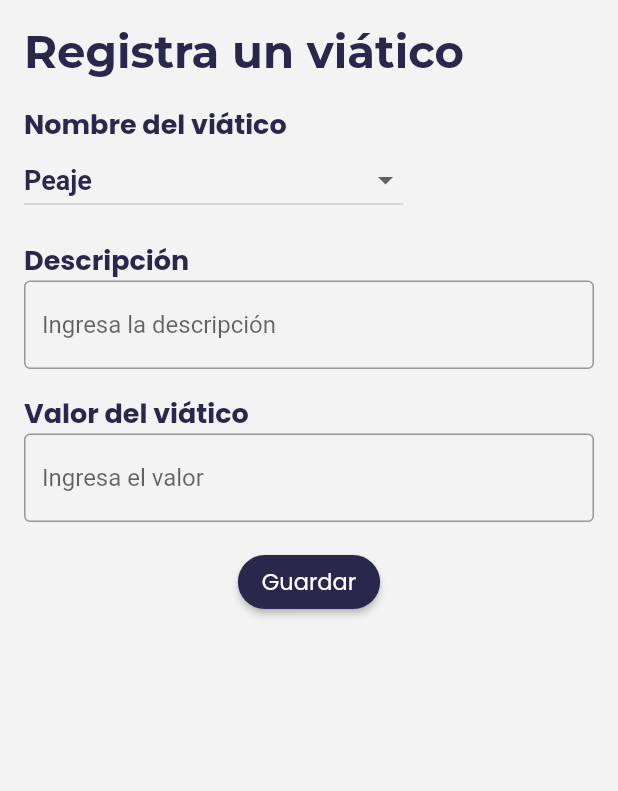
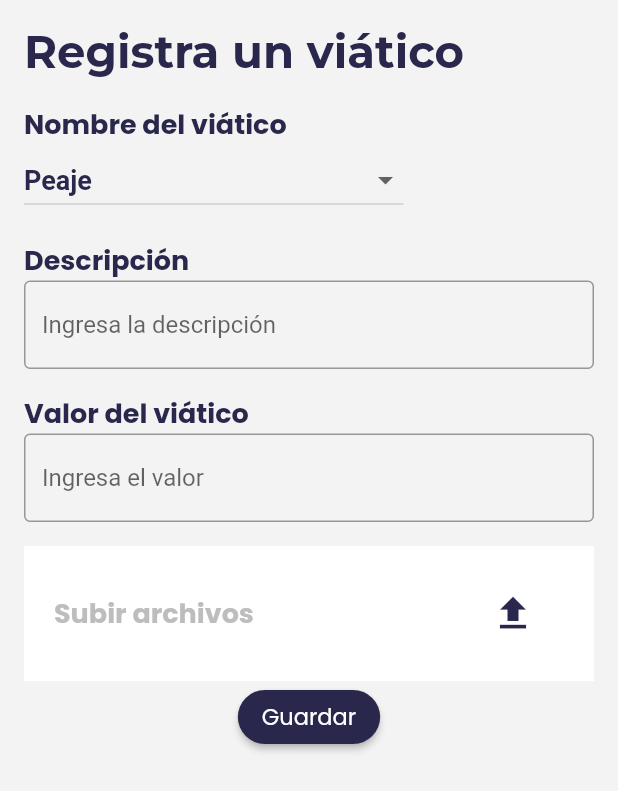
Before and after one commit to SmartCode2023/mobile_app, a Flutter app: the ViaticosScreen screen opened directly, on a phone screen of 412 x 824 dp. Shown: the top 791 px of the screen. Run offline on Flutter 3.47's test engine with Material 2 defaults, Android fonts, the phone set to English and light mode, and no system bars; our stand-ins replace file_picker, firebase_auth, firebase_core, firebase_storage, google_fonts, logger; missing offline and left inert: app_tracking_transparency, flutter_clean_calendar; accounts and stored records are empty; network calls fail.

```diff
--- a/lib/constant/strings.dart
+++ b/lib/constant/strings.dart
@@ -1,13 +1,13 @@
 class Strings{
 
 
-static String registerText= "Registrarme";
+static String registerText= "Registrar cuenta";
 
 static String loginText= "Iniciar Sesión";
 
 static String logoutText= "Cerrar sesión";
 
-static String signUpText= "Crea tu cuenta";
+static String signUpText= "Crear cuenta";
 
 static String continueText= "Continuar";
 
@@ -76,6 +76,8 @@ static String viaticosValue= "Valor del viático";
 static String viaticosSave= "Guardar";
 static String showSchedule= "Tu agenda";
 
+static String addUserTitle= "Agregar cuenta";
+
 static String validateAndRegiter = "Valida y registra inventario";
 
 static String registerTitle = "Valida y registra";
--- a/lib/ui/screens/agenda_screen.dart
+++ b/lib/ui/screens/agenda_screen.dart
@@ -79,7 +79,9 @@ class _AgendaState extends State<Agenda>{
     return Scaffold(
       appBar: AppBar(
         backgroundColor: lightGreen,
-        automaticallyImplyLeading: false,
+        iconTheme: IconThemeData(
+          color: Colors.white, // set the color of the arrow to white
+        ),
         title: Text(
           Strings.showSchedule,
           style: TextStyle( color: Colors.black,),
--- a/lib/ui/screens/info_trip_screen.dart
+++ b/lib/ui/screens/info_trip_screen.dart
@@ -103,7 +103,7 @@ class _InfoTripScreenState extends State<InfoTripScreen> {
             margin: const EdgeInsets.only(
                 top: 10
             ),
-            height: 80,
+            height: 120,
               width: screenSize.width,
             padding: const EdgeInsets.all(10),
             decoration: BoxDecoration(
--- a/lib/ui/screens/lista_inventario_screen.dart
+++ b/lib/ui/screens/lista_inventario_screen.dart
@@ -82,7 +82,9 @@ class _ListaInventarioScreenState extends State<ListaInventarioScreen> {
     return Scaffold(
       appBar: AppBar(
         backgroundColor: lightGreen,
-        automaticallyImplyLeading: false,
+        iconTheme: IconThemeData(
+          color: Colors.white, // set the color of the arrow to white
+        ),
         title: Text(Strings.viewInventory,
         style: TextStyle( color: Colors.black,),
         ),
--- a/lib/ui/screens/register_inventory_screen.dart
+++ b/lib/ui/screens/register_inventory_screen.dart
@@ -31,7 +31,9 @@ final GlobalKey<FormState> _formKey = GlobalKey();
     return Scaffold(
       appBar: AppBar(
         backgroundColor: lightGreen,
-        automaticallyImplyLeading: false,
+        iconTheme: IconThemeData(
+          color: Colors.white, // set the color of the arrow to white
+        ),
         title: Text(Strings.tranSan,
         style: TextStyle( color: Colors.black,),
         ),
--- a/lib/ui/screens/upload_file_screen.dart
+++ b/lib/ui/screens/upload_file_screen.dart
@@ -68,8 +68,8 @@ class _UploadFileScreenState extends State<UploadFileScreen> {
                   margin: const EdgeInsets.all(10),
                   child:  Text(
                     files.isEmpty
-                        ?  Strings.completeUpload
-                        : Strings.chooseFile,
+                        ?  Strings.chooseFile
+                        : Strings.completeUpload,
                     style: const TextStyle(fontSize: 16, color: Colors.black),
                   ),
                 ),
--- a/lib/ui/screens/viaticos_screen.dart
+++ b/lib/ui/screens/viaticos_screen.dart
@@ -1,4 +1,5 @@
 import 'package:flutter/material.dart';
+import 'package:transan_app/ui/screens/upload_file_screen.dart';
 import '../../constant/strings.dart';
 import '../../themes/colors.dart';
 
@@ -13,6 +14,38 @@ class _ViaticosScreen extends State<ViaticosScreen> {
   late String selectedOption = "Peaje";
   final TextEditingController descripcionController = TextEditingController();
   final TextEditingController valorController = TextEditingController();
+  List<Map<String, dynamic>> files=[];
+
+  void addFile() async{
+    await showDialog(
+      barrierDismissible: false,
+      context: context,
+      builder: (BuildContext context){
+        return AlertDialog(
+          insetPadding: const EdgeInsets.all(10),
+          contentPadding: const EdgeInsets.all(0),
+          shape: const RoundedRectangleBorder(
+              borderRadius: BorderRadius.all(Radius.circular(20.0))
+          ),
+          content: Builder(
+            builder: (context) {
+              return SizedBox(
+                width: 400,
+                height: 200,
+                child: UploadFileScreen(
+                  onFilesUploaded: (List<Map<String, dynamic>> uploadedFiles) {
+                    files= uploadedFiles;
+                    Navigator.pop(context);
+                  },
+                ),
+              );
+            },
+          ),
+        );
+      },
+    );
+  }
+
 
     @override
   void dispose() {
@@ -83,6 +116,45 @@ class _ViaticosScreen extends State<ViaticosScreen> {
               ),
             ),
             SizedBox(height: 16),
+
+            Container(
+                color: Colors.white,
+                width: double.infinity,
+                height: 90,
+                padding: const EdgeInsets.all(20),
+                child: InkWell(
+                  onTap: (){
+                    addFile();
+                  },
+                  child: Row(
+                    children:  [
+                      Expanded(
+                          flex: 4,
+                          child: Align(
+                            alignment: Alignment.centerLeft,
+                            child:Text(
+                                Strings.uploadFilesTitle,
+                                style:  TextStyle(
+                                    fontSize: 18,
+                                    color: Colors.grey[400],
+                                    fontWeight: FontWeight.bold
+                                )
+                            ),
+                          )
+                      ),
+                      const Expanded(
+                        flex: 1,
+                        child: Icon(
+                          Icons.upload,
+                          color: darkBlue,
+                          size: 30,
+                        ),
+                      ),
+                    ],
+                  ),
+                )
+            ),
+
             Center(
               child: ElevatedButton(
                 onPressed: () {
```
Also changed, not shown: lib/ui/screens/admin_screen.dart (added, +112 -0 lines), lib/ui/screens/start_screen.dart (+17 -2 lines), lib/ui/screens/welcome_screen.dart (+6 -3 lines), pubspec.lock, 58 other files.
